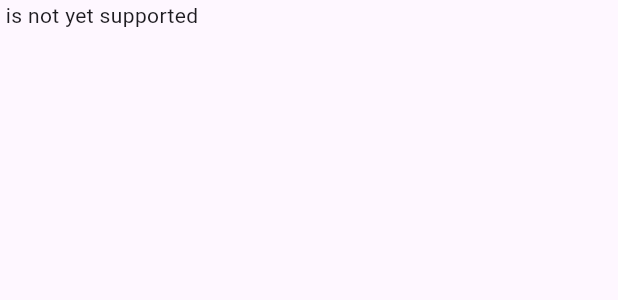
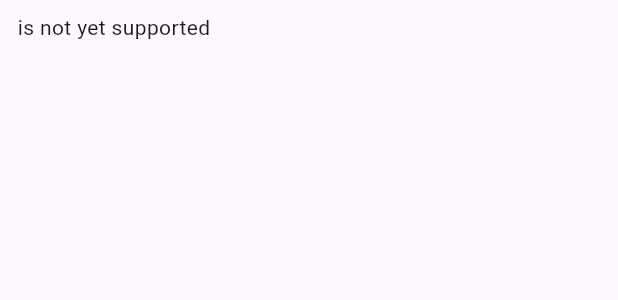
Before and after one commit to Draphire/nebula_modelling, a Flutter app: the ControlRenderer widget shown alone on an empty page, opened directly with empty values, on a phone screen of 412 x 824 dp. Shown: the top 300 px of the screen. Run offline on Flutter 3.47's test engine with Material 3 defaults, Android fonts, the phone set to English and light mode, and no system bars; our stand-ins replace flutter_redux, redux, redux_thunk; missing offline and left inert: flutter_bootstrap.

Commit message:
Included padding to all widgets excluding expanded to avoid errors

```diff
--- a/lib/model/redux/app_state.dart
+++ b/lib/model/redux/app_state.dart
@@ -113,7 +113,7 @@ class PageDetails {
                     "styles": {"backgroundColor": ""},
                     "layout": {
                       "colLayout": {
-                        "lg": {"col": "12", "height": "200"}
+                        "lg": {"col": "6", "height": "200"}
                       }
                     },
                     "children": [
@@ -195,7 +195,95 @@ class PageDetails {
                     "accept": "Component",
                     "dropPosition": {"x": 382, "y": 89},
                     "resetControlData": true
-                  }
+                  },
+                  {
+                    "controlType": "column",
+                    "styles": {"backgroundColor": ""},
+                    "layout": {
+                      "colLayout": {
+                        "lg": {"col": "6", "height": "200"}
+                      }
+                    },
+                    "children": [
+                      {
+                        "caption": "Static Caption",
+                        "controlType": "textarea",
+                        "hideCaption": false,
+                        "size": "small",
+                        "visibility": true,
+                        "mandatory": false,
+                        "value": "Static Contentsdsdsd",
+                        "layout": {
+                          "colLayout": {
+                            "lg": {"col": 2, "height": "200"}
+                          }
+                        },
+                        "rows": 12,
+                        "cols": 12,
+                        "uiTask": false,
+                        "className": "",
+                        "disabled": false,
+                        "hintText": "",
+                        "placeholder": "",
+                        "error": false,
+                        "success": false,
+                        "isReadonly": false,
+                        "enableResize": false,
+                        "width": "100%",
+                        "id": "ID1715842061879598",
+                        "isDragging": false,
+                        "selectedComponentId": "",
+                        "componentDropped": [],
+                        "index": 0,
+                        "accept": "Component",
+                        "resetControlData": true
+                      },
+                      {
+                        "caption":
+                            "{{testadithi.data.data.fetchBackupEmp.0.backupEmployeeName}}",
+                        "controlType": "textarea",
+                        "hideCaption": false,
+                        "size": "small",
+                        "visibility": true,
+                        "mandatory": false,
+                        "value":
+                            "{{testadithi.data.data.fetchBackupEmp.0.backupEmployeeName}}",
+                        "layout": {
+                          "colLayout": {
+                            "lg": {"col": 2, "height": "200"}
+                          }
+                        },
+                        "rows": 12,
+                        "cols": 12,
+                        "uiTask": false,
+                        "className": "",
+                        "disabled": false,
+                        "hintText": "",
+                        "placeholder": "",
+                        "error": false,
+                        "success": false,
+                        "isReadonly": false,
+                        "enableResize": false,
+                        "width": "100%",
+                        "id": "ID1715842063858246",
+                        "isDragging": false,
+                        "selectedComponentId": "",
+                        "componentDropped": [],
+                        "index": 1,
+                        "accept": "Component",
+                        "resetControlData": true
+                      }
+                    ],
+                    "id": "ID1715841290765",
+                    "currentLayout": "DESKTOP",
+                    "isDragging": false,
+                    "selectedComponentId": "",
+                    "componentDropped": [],
+                    "index": 0,
+                    "accept": "Component",
+                    "dropPosition": {"x": 382, "y": 89},
+                    "resetControlData": true
+                  },
                 ],
                 "id": "ID1715841290361",
                 "currentLayout": "DESKTOP",
@@ -206,7 +294,7 @@ class PageDetails {
                 "accept": "Component",
                 "dropPosition": {"x": 381, "y": 80},
                 "resetControlData": true
-              }
+              },
             ],
             "currentLayout": "DESKTOP",
             "isDragging": false,
--- a/lib/renderer/control/control.dart
+++ b/lib/renderer/control/control.dart
@@ -15,12 +15,14 @@ import 'package:nebula_modelling/widgets/textFormField.dart';
 import 'package:nebula_modelling/widgets/textfield.dart';
 
 class ControlRenderer extends StatelessWidget {
-  const ControlRenderer(
-      {super.key,
-      required this.controlInfo,
-      required this.apiClient,
-      required this.inputData,
-      required this.updateInputData});
+  const ControlRenderer({
+    super.key,
+    required this.controlInfo,
+    required this.apiClient,
+    required this.inputData,
+    required this.updateInputData,
+  });
+
   final controlInfo;
   final apiClient;
   final inputData;
@@ -28,94 +30,116 @@ class ControlRenderer extends StatelessWidget {
 
   @override
   Widget build(BuildContext context) {
-    // print('control:${controlInfo}');
-    // print('control:${controlInfo["controlType"]}');
+    Widget child;
+
     switch (controlInfo['controlType']) {
       case 'avatar':
-        return AvatarWidget(
+        child = AvatarWidget(
           controlInfo: controlInfo,
           inputData: inputData,
           updateInputData: updateInputData,
         );
+        break;
       case 'button':
-        return ButtonWidget(
+        child = ButtonWidget(
           controlInfo: controlInfo,
           inputData: inputData,
           updateInputData: updateInputData,
         );
+        break;
       case 'cardcontainer':
-        return CardContainerWidget(
+        child = CardContainerWidget(
           controlInfo: controlInfo,
           apiClient: apiClient,
           inputData: inputData,
           updateInputData: updateInputData,
         );
+        break;
       case 'container':
-        return ContainerWidget(
-            controlInfo: controlInfo,
-            apiClient: apiClient,
-            inputData: inputData,
-            updateInputData: updateInputData);
-      case 'icon':
-        return IconWidget(
-          controlInfo: controlInfo,
-        );
-      case 'label':
-        return LabelWidget(
-          controlInfo: controlInfo,
-        );
-      case 'textbox':
-        return TextFieldWidget(
-          controlInfo: controlInfo,
-          inputData: inputData,
-          updateInputData: updateInputData,
-        );
-      case 'textarea':
-        return Expanded(
-            child: TextFormFieldWidget(
-          controlInfo: controlInfo,
-          inputData: inputData,
-          updateInputData: updateInputData,
-        ));
-      // TextFormFieldWidget(
-      //   controlInfo: controlInfo,
-      //   inputData: inputData,
-      //   updateInputData: updateInputData,
-      // );
-      case 'row':
-        return RowWidget(
+        child = ContainerWidget(
           controlInfo: controlInfo,
           apiClient: apiClient,
           inputData: inputData,
           updateInputData: updateInputData,
         );
-      case 'column':
-        return ColumnWidget(
+        break;
+      case 'icon':
+        child = IconWidget(
+          controlInfo: controlInfo,
+        );
+        break;
+      case 'label':
+        child = LabelWidget(
+          controlInfo: controlInfo,
+        );
+        break;
+      case 'textbox':
+        child = TextFieldWidget(
+          controlInfo: controlInfo,
+          inputData: inputData,
+          updateInputData: updateInputData,
+        );
+        break;
+      case 'textarea':
+        child = Expanded(
+          child: TextFormFieldWidget(
+            controlInfo: controlInfo,
+            inputData: inputData,
+            updateInputData: updateInputData,
+          ),
+        );
+        break;
+      case 'row':
+        child = RowWidget(
           controlInfo: controlInfo,
           apiClient: apiClient,
           inputData: inputData,
           updateInputData: updateInputData,
         );
+        break;
+      case 'column':
+        child = ColumnWidget(
+          controlInfo: controlInfo,
+          apiClient: apiClient,
+          inputData: inputData,
+          updateInputData: updateInputData,
+        );
+        break;
       case 'datePicker':
-        return DatePickerWidget(
+        child = DatePickerWidget(
           controlInfo: controlInfo,
           inputData: inputData,
           updateInputData: updateInputData,
         );
+        break;
       case 'timePicker':
-        return TimePickerWidget(
+        child = TimePickerWidget(
           controlInfo: controlInfo,
           inputData: inputData,
           updateInputData: updateInputData,
         );
+        break;
       case 'numeric':
-        return NumericInputWidget(
+        child = NumericInputWidget(
           controlInfo: controlInfo,
           inputData: inputData,
           updateInputData: updateInputData,
         );
+        break;
       default:
-        return Text('${controlInfo["controlType"]} is not yet supported');
+        child = Text('${controlInfo["controlType"]} is not yet supported');
     }
+
+    // Wrap the child widget in a Padding widget
+    // return Padding(
+    //   padding: const EdgeInsets.all(8.0), // Adjust the padding value as needed
+    //   child: child,
+    // );
+    return child is Expanded
+        ? child
+        : Padding(
+            padding: const EdgeInsets.all(8.0),
+            child: child,
+          );
   }
 }
--- a/lib/renderer/page.dart
+++ b/lib/renderer/page.dart
@@ -38,11 +38,19 @@ class _PageRendererState extends State<PageRenderer> {
 
     return BootstrapCol(
       sizes: buildLayoutColumn(metaData),
-      child: ControlRenderer(
-        controlInfo: metaData,
-        apiClient: widget.apiClient,
-        inputData: inputData,
-        updateInputData: updateInputData,
+      child: Padding(
+        padding: const EdgeInsets.symmetric(
+            vertical: 8.0,
+            horizontal: 8.0), // Add minimum padding on top and bottom
+
+        // height: height, // Set the height here
+        // width: width,
+        child: ControlRenderer(
+          controlInfo: metaData,
+          apiClient: widget.apiClient,
+          inputData: inputData,
+          updateInputData: updateInputData,
+        ),
       ),
     );
   }
--- a/lib/widgets/textFormField.dart
+++ b/lib/widgets/textFormField.dart
@@ -63,26 +63,27 @@ class _TextFormFieldWidgetState extends State<TextFormFieldWidget> {
         widget.controller?.text =
             currentValue.isNotEmpty ? currentValue : defaultValue;
 
-        return Padding(
-          padding: const EdgeInsets.symmetric(
-              vertical: 8.0), // Add minimum padding on top and bottom
+        return
+            // Padding(
+            //   padding: const EdgeInsets.symmetric(
+            //       vertical: 8.0), // Add minimum padding on top and bottom
 
-          // height: height, // Set the height here
-          // width: width,
-          child: TextFormField(
+            //   // height: height, // Set the height here
+            //   // width: width,
+            //   child:
+            TextFormField(
           expands: true,
           maxLines: null,
           minLines: null,
           controller: widget.controller,
           onChanged: (value) {
             if (_debounce?.isActive ?? false) _debounce?.cancel();
-              _debounce =
-                  Timer(Duration(milliseconds: widget.debounceTime), () {
+            _debounce = Timer(Duration(milliseconds: widget.debounceTime), () {
               dynamic newData = {
                 widget.controlInfo['id']: value,
               };
-                viewModel.updateComponent(
-                    widget.controlInfo['id'], {'value': value});
+              viewModel
+                  .updateComponent(widget.controlInfo['id'], {'value': value});
             });
           },
           decoration: InputDecoration(
@@ -104,7 +105,7 @@ class _TextFormFieldWidgetState extends State<TextFormFieldWidget> {
             }
             return null;
           },
-          ),
+          // ),
         );
       },
     );
```
Lines whose indentation alone changed are shown as unchanged.
